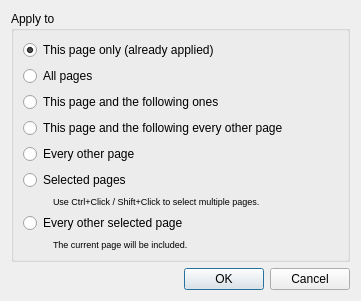
The window that src/core/filters/page_layout/ApplyDialog.ui (karnigen/scantailor-advanced) describes before a commit, drawn with Qt 5.
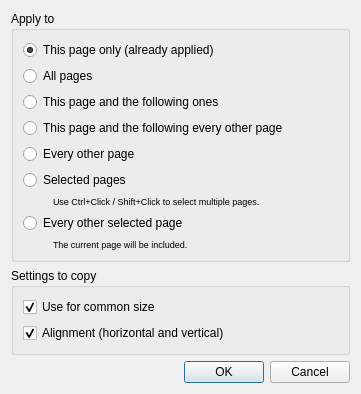
The same window after the commit.

Commit message: Improve page layout settings transfer

The edit to the form file:
```diff
--- a/src/core/filters/page_layout/ApplyDialog.ui
+++ b/src/core/filters/page_layout/ApplyDialog.ui
@@ -10,7 +10,7 @@
     <x>0</x>
     <y>0</y>
     <width>361</width>
-    <height>290</height>
+    <height>390</height>
    </rect>
   </property>
   <layout class="QVBoxLayout" name="verticalLayout_5">
@@ -163,6 +163,41 @@
      </layout>
     </widget>
    </item>
+    <item>
+     <widget class="QGroupBox" name="settingsToApplyGroup">
+      <property name="title">
+       <string>Settings to copy</string>
+      </property>
+      <layout class="QVBoxLayout" name="settingsToApplyLayout">
+       <item>
+        <widget class="QCheckBox" name="copyCommonSizeCB">
+         <property name="text">
+          <string>Use for common size</string>
+         </property>
+         <property name="checked">
+          <bool>true</bool>
+         </property>
+         <property name="toolTip">
+          <string>Copy this page's on/off setting for common-size matching to the target pages.</string>
+         </property>
+        </widget>
+       </item>
+       <item>
+        <widget class="QCheckBox" name="copyAlignmentCB">
+         <property name="text">
+          <string>Alignment (horizontal and vertical)</string>
+         </property>
+         <property name="checked">
+          <bool>true</bool>
+         </property>
+         <property name="toolTip">
+          <string>Copy this page's horizontal and vertical alignment settings.</string>
+         </property>
+        </widget>
+       </item>
+      </layout>
+     </widget>
+    </item>
    <item>
     <spacer name="verticalSpacer">
      <property name="orientation">
```
The commit also changes 15 other files.
